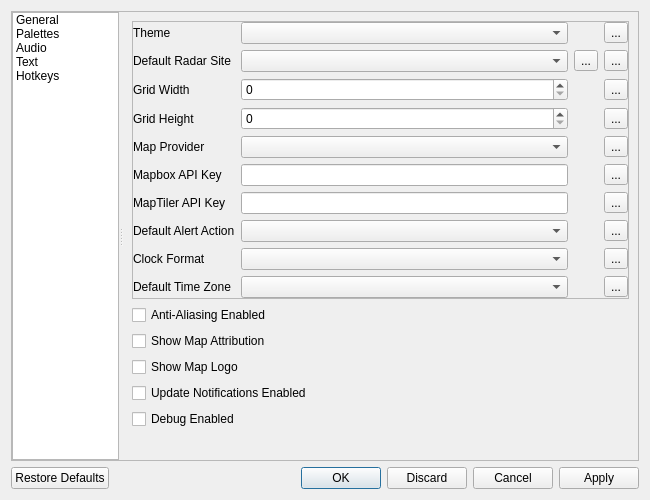
The window that scwx-qt/source/scwx/qt/ui/settings_dialog.ui (dpaulat/supercell-wx) describes before a commit, drawn with Qt 5.
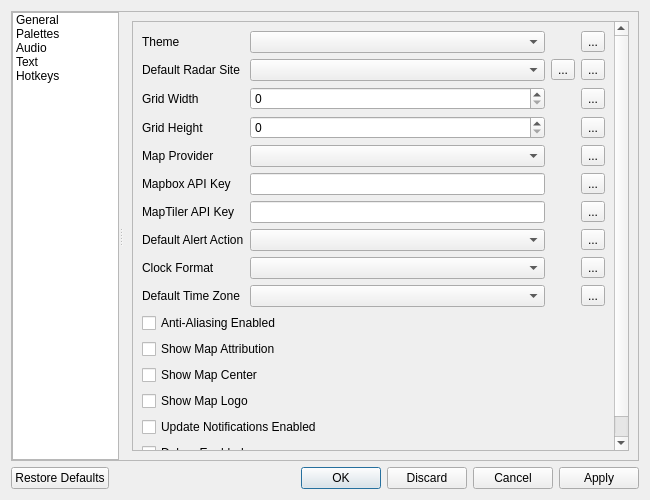
The same window after the commit. Icons and pictures are not drawn.

Commit message: Add show map center to settings

Diff of the .ui file:
```diff
--- a/scwx-qt/source/scwx/qt/ui/settings_dialog.ui
+++ b/scwx-qt/source/scwx/qt/ui/settings_dialog.ui
@@ -118,12 +118,24 @@
          <widget class="QWidget" name="general">
           <layout class="QVBoxLayout" name="verticalLayout_2">
            <item>
+            <widget class="QScrollArea" name="scrollArea_2">
+             <property name="widgetResizable">
+              <bool>true</bool>
+             </property>
+             <widget class="QWidget" name="scrollAreaWidgetContents_2">
+              <property name="geometry">
+               <rect>
+                <x>0</x>
+                <y>0</y>
+                <width>513</width>
+                <height>454</height>
+               </rect>
+              </property>
+              <layout class="QVBoxLayout" name="verticalLayout">
+               <item>
             <widget class="QFrame" name="frame_2">
              <property name="frameShape">
-              <enum>QFrame::StyledPanel</enum>
-             </property>
-             <property name="frameShadow">
-              <enum>QFrame::Raised</enum>
+                  <enum>QFrame::NoFrame</enum>
              </property>
              <layout class="QGridLayout" name="gridLayout_4">
               <property name="leftMargin">
@@ -380,6 +392,13 @@
              </property>
             </widget>
            </item>
+               <item>
+                <widget class="QCheckBox" name="showMapCenterCheckBox">
+                 <property name="text">
+                  <string>Show Map Center</string>
+                 </property>
+                </widget>
+               </item>
            <item>
             <widget class="QCheckBox" name="showMapLogoCheckBox">
              <property name="text">
@@ -416,6 +435,10 @@
            </item>
           </layout>
          </widget>
+            </widget>
+           </item>
+          </layout>
+         </widget>
          <widget class="QWidget" name="palettes">
           <layout class="QGridLayout" name="gridLayout_2">
            <item row="0" column="0">
```
Left out of the diff: 274 changed lines with no effect on the pictures. Lines whose indentation alone changed are shown as unchanged. The commit also changes 3 other files.
